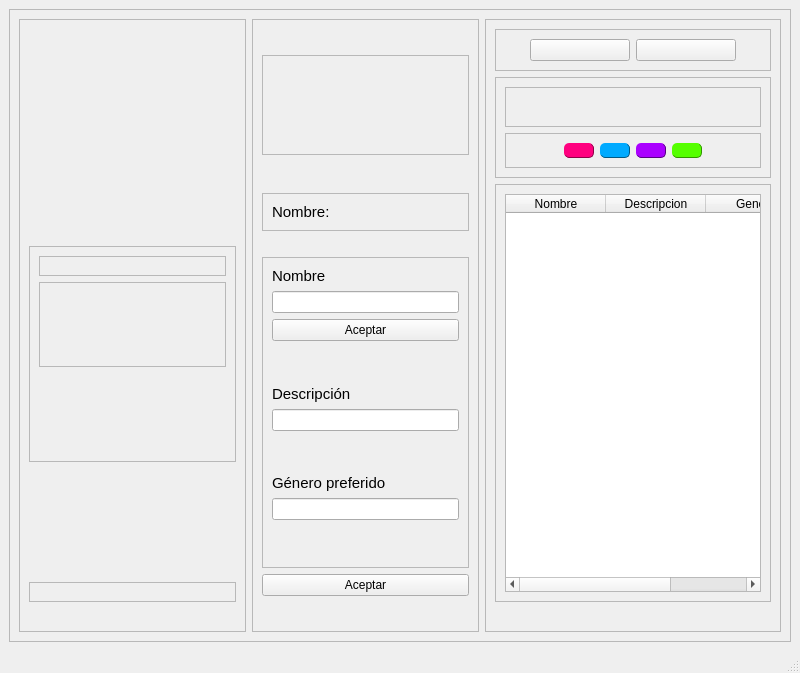
The window that views/cloudy_profile.ui (ximenaaloya/cloudymusic) describes before a commit, drawn with Qt 5.
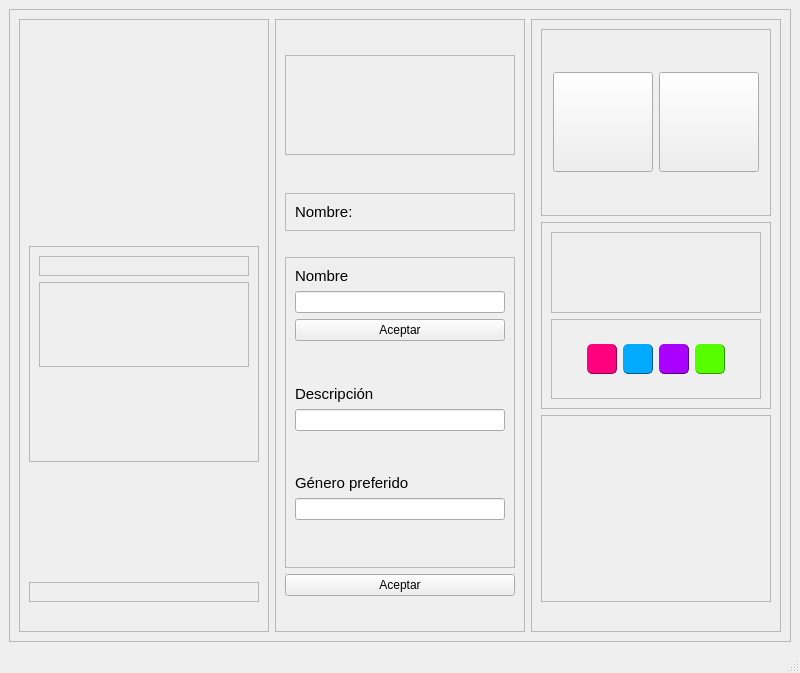
The same window after the commit. Icons and pictures are not drawn.

Diff of the .ui file:
```diff
--- a/views/cloudy_profile.ui
+++ b/views/cloudy_profile.ui
@@ -876,31 +876,7 @@
                 <property name="frameShadow">
                  <enum>QFrame::Raised</enum>
                 </property>
-                <layout class="QHBoxLayout" name="horizontalLayout_21">
-                 <item>
-                  <layout class="QHBoxLayout" name="horizontalLayout_20">
-                   <item>
-                    <widget class="QTableWidget" name="table">
-                     <column>
-                      <property name="text">
-                       <string>Nombre</string>
-                      </property>
-                     </column>
-                     <column>
-                      <property name="text">
-                       <string>Descripcion</string>
-                      </property>
-                     </column>
-                     <column>
-                      <property name="text">
-                       <string>Genero</string>
-                      </property>
-                     </column>
-                    </widget>
-                   </item>
-                  </layout>
-                 </item>
-                </layout>
+                <layout class="QHBoxLayout" name="horizontalLayout_21"/>
                </widget>
               </item>
               <item>
```
